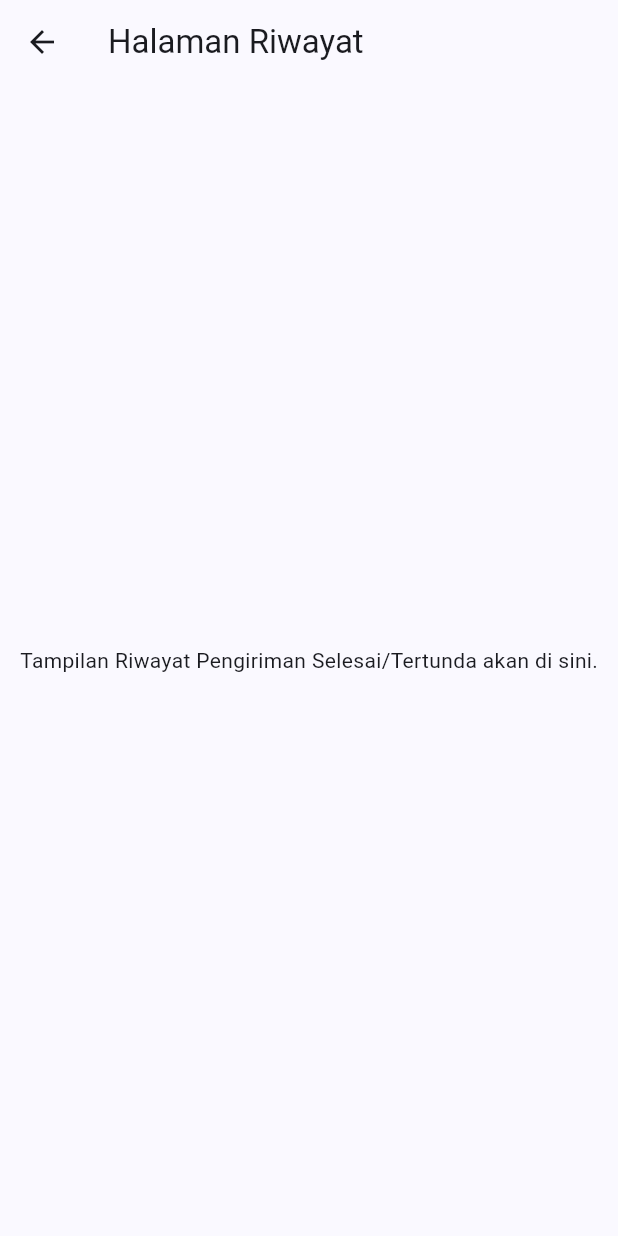
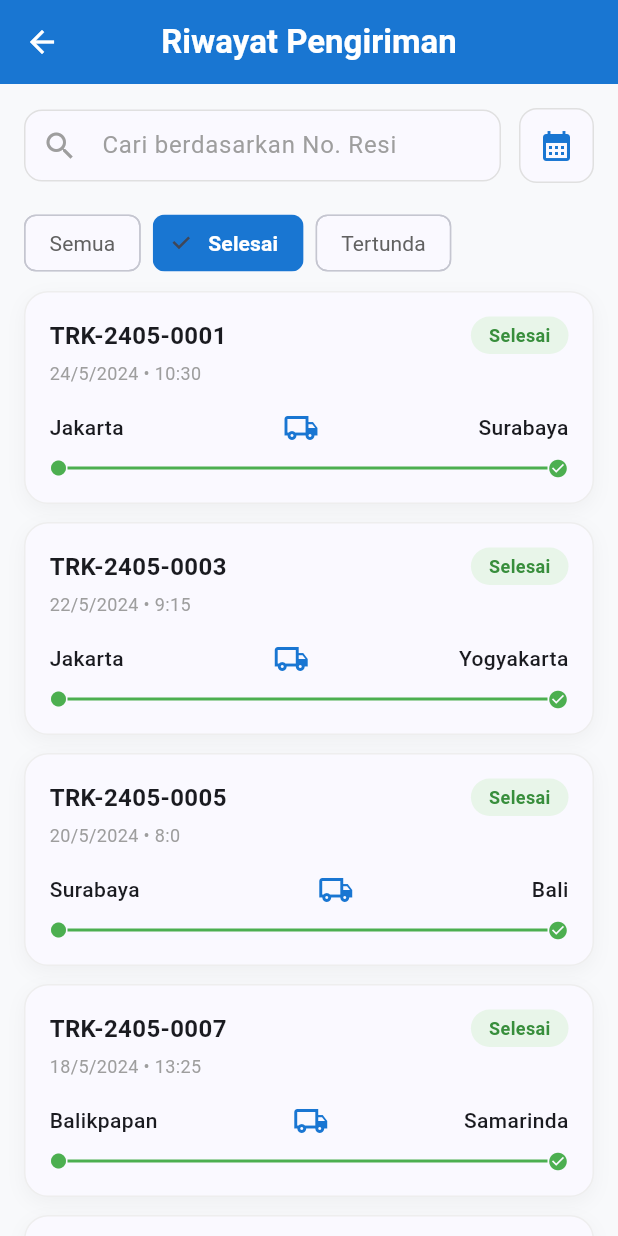
Before and after one commit to Galehramadhan/tracking-logistik-mobile, a Flutter app: the screen it shows after launch, after a tap on "12", on a phone screen of 412 x 824 dp. Run offline on Flutter 3.47's test engine with Material 3 defaults, Android fonts, the phone set to English and light mode, and no system bars; our stand-ins replace flutter_riverpod; missing offline and left inert: mobile_scanner; Roboto replaces fonts that are missing (Poppins).

Commit message:
buat halaman riwayat

```diff
--- a/tracking_logistik_app/lib/dashboard/beranda.dart
+++ b/tracking_logistik_app/lib/dashboard/beranda.dart
@@ -1,6 +1,8 @@
 import 'package:flutter/material.dart';
 import 'package:flutter_riverpod/flutter_riverpod.dart';
 import 'package:mobile_scanner/mobile_scanner.dart';
+import 'package:tracking_logistik_app/riwayat/riwayatpengiriman.dart';
+import 'package:tracking_logistik_app/riwayat/data.dart';
 
 class SafeShipApp extends StatelessWidget {
   const SafeShipApp({super.key});
@@ -39,7 +41,7 @@ class SafeShipApp extends StatelessWidget {
       routes: {
         '/': (context) => const HomeView(),
         '/pengiriman': (context) => const PengirimanViewDummy(),
-        '/riwayat': (context) => const RiwayatViewDummy(),
+        '/riwayat': (context) => const HistoryPage(),
       },
     );
   }
@@ -154,6 +156,7 @@ class HomeView extends ConsumerWidget {
                       children: [
                         _buildSummaryCard(
                           context: context,
+                          ref:ref,
                           title: 'Dalam Proses',
                           count: '3',
                           icon: Icons.inventory_2_outlined,
@@ -162,9 +165,11 @@ class HomeView extends ConsumerWidget {
                           cardColor: cardColor,
                           textColor: currentTextColor,
                           targetRoute: '/pengiriman',
+                          filterStatus: null,
                         ),
                         _buildSummaryCard(
                           context: context,
+                          ref: ref,
                           title: 'Dalam Perjalanan',
                           count: '1',
                           icon: Icons.local_shipping_outlined,
@@ -173,9 +178,11 @@ class HomeView extends ConsumerWidget {
                           cardColor: cardColor,
                           textColor: currentTextColor,
                           targetRoute: '/pengiriman',
+                          filterStatus: null,
                         ),
                         _buildSummaryCard(
                           context: context,
+                          ref: ref,
                           title: 'Selesai',
                           count: '12',
                           icon: Icons.check_circle_outline,
@@ -184,9 +191,11 @@ class HomeView extends ConsumerWidget {
                           cardColor: cardColor,
                           textColor: currentTextColor,
                           targetRoute: '/riwayat',
+                          filterStatus: 'Selesai',
                         ),
                         _buildSummaryCard(
                           context: context,
+                          ref: ref,
                           title: 'Tertunda',
                           count: '2',
                           icon: Icons.schedule,
@@ -195,6 +204,7 @@ class HomeView extends ConsumerWidget {
                           cardColor: cardColor,
                           textColor: currentTextColor,
                           targetRoute: '/riwayat',
+                          filterStatus: 'Tertunda',
                         ),
                       ],
                     ),
@@ -212,7 +222,7 @@ class HomeView extends ConsumerWidget {
       ),
 
       // Bottom Navigation Bar
-      bottomNavigationBar: _buildBottomNavigationBar(primaryBlue, cardColor),
+      bottomNavigationBar: _buildBottomNavigationBar(context, ref, primaryBlue, cardColor),
     );
   }
 
@@ -308,6 +318,7 @@ class HomeView extends ConsumerWidget {
 
   Widget _buildSummaryCard({
     required BuildContext context,
+    required WidgetRef ref,
     required String title,
     required String count,
     required IconData icon,
@@ -316,9 +327,13 @@ class HomeView extends ConsumerWidget {
     required Color cardColor,
     required Color textColor,
     required String targetRoute,
+    required String? filterStatus,
   }) {
     return GestureDetector(
       onTap: () {
+        if (filterStatus != null) {
+          ref.read(statusFilterProvider.notifier).state = filterStatus;
+        }
         Navigator.pushNamed(context, targetRoute);
       },
       child: Container(
@@ -425,7 +440,7 @@ class HomeView extends ConsumerWidget {
     );
   }
 
-  Widget _buildBottomNavigationBar(Color primaryColor, Color cardColor) {
+  Widget _buildBottomNavigationBar(BuildContext context, WidgetRef ref, Color primaryColor, Color cardColor) {
     return BottomNavigationBar(
       type: BottomNavigationBarType.fixed,
       backgroundColor: cardColor,
@@ -434,6 +449,15 @@ class HomeView extends ConsumerWidget {
       selectedLabelStyle: const TextStyle(fontFamily: 'Poppins', fontSize: 12, fontWeight: FontWeight.w500),
       unselectedLabelStyle: const TextStyle(fontFamily: 'Poppins', fontSize: 12),
       elevation: 16,
+      onTap: (index) {
+        if (index == 2) { // Index 2 adalah tab Riwayat
+          ref.read(statusFilterProvider.notifier).state = 'Semua';
+          Navigator.pushNamed(context, '/riwayat');
+        } else if (index == 1) {
+          Navigator.pushNamed(context, '/pengiriman');
+        }
+        // TODO: Implementasi perubahan tab aktif (currentIndex) jika menggunakan state lokal
+      },
       items: const [
         BottomNavigationBarItem(
           icon: Icon(Icons.home_filled),
--- a/tracking_logistik_app/lib/main.dart
+++ b/tracking_logistik_app/lib/main.dart
@@ -1,6 +1,26 @@
 import 'package:flutter/material.dart';
+import 'package:flutter_riverpod/flutter_riverpod.dart';
 import 'dashboard/beranda.dart';
+import 'package:tracking_logistik_app/riwayat/riwayatpengiriman.dart';
 
 void main() {
   runApp(const SafeShipApp());
+
+    runApp(
+    const ProviderScope(
+      child: SafeShipApp(),
+    ),
+  );
 }
+
+
+class MyApp extends StatelessWidget {
+  const MyApp({super.key});
+
+  @override
+  Widget build(BuildContext context) {
+    return MaterialApp(
+      home: const HistoryPage(),
+    );
+  }
+}
--- /dev/null
+++ b/tracking_logistik_app/lib/riwayat/data.dart
@@ -0,0 +1,51 @@
+import 'package:flutter_riverpod/flutter_riverpod.dart';
+import 'shipment_entity.dart';
+
+// State untuk filter status
+final statusFilterProvider = StateProvider<String>((ref) => 'Semua');
+
+// State untuk pencarian nomor resi
+final searchProvider = StateProvider<String>((ref) => '');
+
+// State untuk filter tanggal
+final dateFilterProvider = StateProvider<DateTime?>((ref) => null);
+
+// Data Dummy (8 Data)
+final dummyShipmentsProvider = Provider<List<ShipmentEntity>>((ref) {
+  return [
+    ShipmentEntity(id: '1', resi: 'TRK-2405-0001', status: 'Selesai', date: DateTime(2024, 5, 24, 10, 30), origin: 'Jakarta', destination: 'Surabaya'),
+    ShipmentEntity(id: '2', resi: 'TRK-2405-0002', status: 'Tertunda', date: DateTime(2024, 5, 23, 14, 20), origin: 'Bandung', destination: 'Semarang'),
+    ShipmentEntity(id: '3', resi: 'TRK-2405-0003', status: 'Selesai', date: DateTime(2024, 5, 22, 9, 15), origin: 'Jakarta', destination: 'Yogyakarta'),
+    ShipmentEntity(id: '4', resi: 'TRK-2405-0004', status: 'Tertunda', date: DateTime(2024, 5, 21, 16, 45), origin: 'Medan', destination: 'Palembang'),
+    ShipmentEntity(id: '5', resi: 'TRK-2405-0005', status: 'Selesai', date: DateTime(2024, 5, 20, 8, 0), origin: 'Surabaya', destination: 'Bali'),
+    ShipmentEntity(id: '6', resi: 'TRK-2405-0006', status: 'Tertunda', date: DateTime(2024, 5, 19, 11, 10), origin: 'Makassar', destination: 'Manado'),
+    ShipmentEntity(id: '7', resi: 'TRK-2405-0007', status: 'Selesai', date: DateTime(2024, 5, 18, 13, 25), origin: 'Balikpapan', destination: 'Samarinda'),
+    ShipmentEntity(id: '8', resi: 'TRK-2405-0008', status: 'Selesai', date: DateTime(2024, 5, 17, 15, 50), origin: 'Jakarta', destination: 'Lampung'),
+  ];
+});
+
+// Provider untuk List yang sudah di-filter
+final filteredShipmentsProvider = Provider<List<ShipmentEntity>>((ref) {
+  final shipments = ref.watch(dummyShipmentsProvider);
+  final statusFilter = ref.watch(statusFilterProvider);
+  final searchQuery = ref.watch(searchProvider).toLowerCase();
+  final dateFilter = ref.watch(dateFilterProvider);
+
+  return shipments.where((shipment) {
+    // 1. Filter Status
+    final matchStatus = statusFilter == 'Semua' || shipment.status == statusFilter;
+
+    // 2. Filter Search (No. Resi)
+    final matchSearch = shipment.resi.toLowerCase().contains(searchQuery);
+
+    // 3. Filter Date
+    bool matchDate = true;
+    if (dateFilter != null) {
+      matchDate = shipment.date.year == dateFilter.year &&
+                  shipment.date.month == dateFilter.month &&
+                  shipment.date.day == dateFilter.day;
+    }
+
+    return matchStatus && matchSearch && matchDate;
+  }).toList();
+});
--- /dev/null
+++ b/tracking_logistik_app/lib/riwayat/riwayatpengiriman.dart
@@ -0,0 +1,255 @@
+import 'package:flutter/material.dart';
+import 'package:flutter_riverpod/flutter_riverpod.dart';
+import 'data.dart';
+// import 'shipment_detail_page.dart'; // Akan digunakan untuk navigasi ke detail
+
+class HistoryPage extends ConsumerWidget {
+  const HistoryPage({super.key});
+
+  @override
+  Widget build(BuildContext context, WidgetRef ref) {
+    final filteredData = ref.watch(filteredShipmentsProvider);
+    final currentStatus = ref.watch(statusFilterProvider);
+
+    return Scaffold(
+      backgroundColor: Theme.of(context).colorScheme.background,
+      appBar: AppBar(
+        title: const Text(
+          'Riwayat Pengiriman',
+          style: TextStyle(
+            fontFamily: 'Poppins',
+            fontWeight: FontWeight.w600,
+          ),
+        ),
+        backgroundColor: const Color(0xFF1976D2), // Biru utama profesional
+        foregroundColor: Colors.white,
+        elevation: 0,
+        centerTitle: true,
+      ),
+      body: Column(
+        children: [
+          _buildSearchAndDateSection(context, ref),
+          _buildFilterSection(context, ref, currentStatus),
+          Expanded(
+            child: ListView.builder(
+              padding: const EdgeInsets.symmetric(horizontal: 16.0, vertical: 8.0),
+              itemCount: filteredData.length,
+              itemBuilder: (context, index) {
+                final shipment = filteredData[index];
+                return _buildHistoryCard(context, shipment);
+              },
+            ),
+          ),
+        ],
+      ),
+    );
+  }
+
+  Widget _buildSearchAndDateSection(BuildContext context, WidgetRef ref) {
+    return Padding(
+      padding: const EdgeInsets.all(16.0),
+      child: Row(
+        children: [
+          Expanded(
+            child: TextField(
+              onChanged: (value) => ref.read(searchProvider.notifier).state = value,
+              decoration: InputDecoration(
+                hintText: 'Cari berdasarkan No. Resi',
+                hintStyle: const TextStyle(fontFamily: 'Poppins', color: Colors.grey),
+                prefixIcon: const Icon(Icons.search, color: Colors.grey),
+                filled: true,
+                fillColor: Theme.of(context).colorScheme.surface,
+                contentPadding: const EdgeInsets.symmetric(vertical: 0),
+                border: OutlineInputBorder(
+                  borderRadius: BorderRadius.circular(12),
+                  borderSide: BorderSide(color: Colors.grey.shade300),
+                ),
+                enabledBorder: OutlineInputBorder(
+                  borderRadius: BorderRadius.circular(12),
+                  borderSide: BorderSide(color: Colors.grey.shade300),
+                ),
+              ),
+            ),
+          ),
+          const SizedBox(width: 12),
+          InkWell(
+            onTap: () async {
+              final selectedDate = await showDatePicker(
+                context: context,
+                initialDate: DateTime.now(),
+                firstDate: DateTime(2020),
+                lastDate: DateTime(2030),
+                builder: (context, child) {
+                  return Theme(
+                    data: Theme.of(context).copyWith(
+                      colorScheme: const ColorScheme.light(
+                        primary: Color(0xFF1976D2), // Biru utama
+                      ),
+                    ),
+                    child: child!,
+                  );
+                },
+              );
+              if (selectedDate != null) {
+                ref.read(dateFilterProvider.notifier).state = selectedDate;
+              }
+            },
+            borderRadius: BorderRadius.circular(12),
+            child: Container(
+              padding: const EdgeInsets.all(12),
+              decoration: BoxDecoration(
+                color: Theme.of(context).colorScheme.surface,
+                border: Border.all(color: Colors.grey.shade300),
+                borderRadius: BorderRadius.circular(12),
+              ),
+              child: const Icon(Icons.calendar_month, color: Color(0xFF1976D2)),
+            ),
+          ),
+        ],
+      ),
+    );
+  }
+
+  Widget _buildFilterSection(BuildContext context, WidgetRef ref, String currentStatus) {
+    final filters = ['Semua', 'Selesai', 'Tertunda'];
+
+    return Padding(
+      padding: const EdgeInsets.symmetric(horizontal: 16.0),
+      child: Row(
+        children: filters.map((filter) {
+          final isSelected = currentStatus == filter;
+          return Padding(
+            padding: const EdgeInsets.only(right: 8.0),
+            child: ChoiceChip(
+              label: Text(
+                filter,
+                style: TextStyle(
+                  fontFamily: 'Poppins',
+                  color: isSelected ? Colors.white : Colors.grey.shade700,
+                  fontWeight: isSelected ? FontWeight.w600 : FontWeight.normal,
+                ),
+              ),
+              selected: isSelected,
+              selectedColor: const Color(0xFF1976D2),
+              backgroundColor: Theme.of(context).colorScheme.surface,
+              onSelected: (selected) {
+                if (selected) {
+                  ref.read(statusFilterProvider.notifier).state = filter;
+                }
+              },
+            ),
+          );
+        }).toList(),
+      ),
+    );
+  }
+
+  Widget _buildHistoryCard(BuildContext context, shipment) {
+    final isSelesai = shipment.status == 'Selesai';
+
+    return Container(
+      margin: const EdgeInsets.only(bottom: 12.0),
+      decoration: BoxDecoration(
+        color: Theme.of(context).colorScheme.surface,
+        borderRadius: BorderRadius.circular(16),
+        boxShadow: [
+          BoxShadow(
+            color: Colors.black.withOpacity(0.04),
+            blurRadius: 10,
+            offset: const Offset(0, 4),
+          ),
+        ],
+        border: Border.all(color: Colors.grey.shade200),
+      ),
+      child: Material(
+        color: Colors.transparent,
+        child: InkWell(
+          borderRadius: BorderRadius.circular(16),
+          onTap: () {
+            // TODO: Implementasi navigasi ke halaman Detail
+            // Navigator.push(context, MaterialPageRoute(builder: (_) => ShipmentDetailPage(shipment: shipment)));
+          },
+          child: Padding(
+            padding: const EdgeInsets.all(16.0),
+            child: Column(
+              crossAxisAlignment: CrossAxisAlignment.start,
+              children: [
+                Row(
+                  mainAxisAlignment: MainAxisAlignment.spaceBetween,
+                  children: [
+                    Text(
+                      shipment.resi,
+                      style: const TextStyle(
+                        fontFamily: 'Poppins',
+                        fontWeight: FontWeight.bold,
+                        fontSize: 16,
+                      ),
+                    ),
+                    Container(
+                      padding: const EdgeInsets.symmetric(horizontal: 12, vertical: 4),
+                      decoration: BoxDecoration(
+                        color: isSelesai ? Colors.green.shade50 : Colors.red.shade50,
+                        borderRadius: BorderRadius.circular(20),
+                      ),
+                      child: Text(
+                        shipment.status,
+                        style: TextStyle(
+                          fontFamily: 'Poppins',
+                          color: isSelesai ? Colors.green.shade700 : Colors.red.shade700,
+                          fontSize: 12,
+                          fontWeight: FontWeight.w600,
+                        ),
+                      ),
+                    ),
+                  ],
+                ),
+                const SizedBox(height: 4),
+                Text(
+                  "${shipment.date.day}/${shipment.date.month}/${shipment.date.year} • ${shipment.date.hour}:${shipment.date.minute}",
+                  style: const TextStyle(
+                    fontFamily: 'Poppins',
+                    color: Colors.grey,
+                    fontSize: 12,
+                  ),
+                ),
+                const SizedBox(height: 16),
+                Row(
+                  mainAxisAlignment: MainAxisAlignment.spaceBetween,
+                  children: [
+                    Text(
+                      shipment.origin,
+                      style: const TextStyle(fontFamily: 'Poppins', fontWeight: FontWeight.w500),
+                    ),
+                    const Icon(Icons.local_shipping_outlined, color: Color(0xFF1976D2)),
+                    Text(
+                      shipment.destination,
+                      style: const TextStyle(fontFamily: 'Poppins', fontWeight: FontWeight.w500),
+                    ),
+                  ],
+                ),
+                const SizedBox(height: 8),
+                // Simple Progress Line Indicator
+                Row(
+                  children: [
+                    const Icon(Icons.circle, size: 12, color: Colors.green),
+                    Expanded(
+                      child: Container(
+                        height: 2,
+                        color: isSelesai ? Colors.green : Colors.grey.shade300,
+                      ),
+                    ),
+                    Icon(
+                      isSelesai ? Icons.check_circle : Icons.circle_outlined,
+                      size: 14,
+                      color: isSelesai ? Colors.green : Colors.grey.shade400,
+                    ),
+                  ],
+                ),
+              ],
+            ),
+          ),
+        ),
+      ),
+    );
+  }
+}
--- /dev/null
+++ b/tracking_logistik_app/lib/riwayat/shipment_entity.dart
@@ -0,0 +1,17 @@
+class ShipmentEntity {
+  final String id;
+  final String resi;
+  final String status; // 'Selesai' atau 'Tertunda'
+  final DateTime date;
+  final String origin;
+  final String destination;
+
+  ShipmentEntity({
+    required this.id,
+    required this.resi,
+    required this.status,
+    required this.date,
+    required this.origin,
+    required this.destination,
+  });
+}
```
